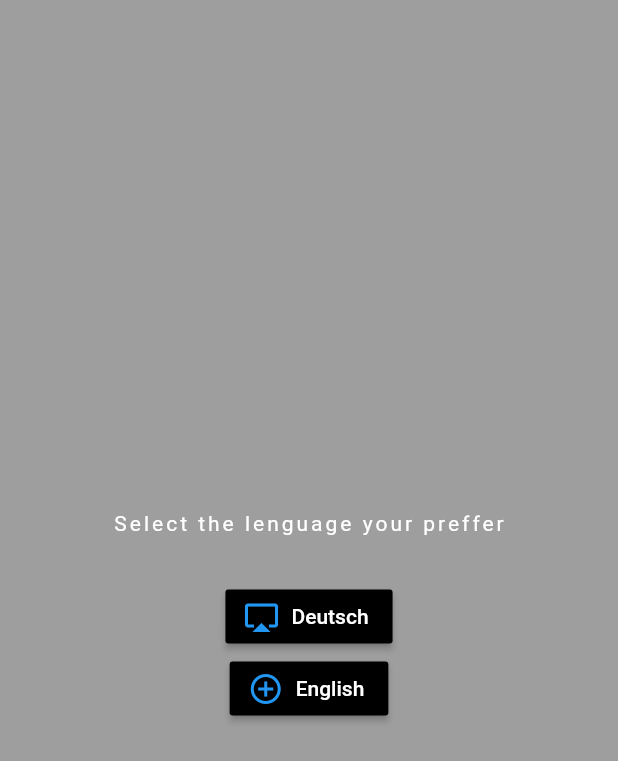
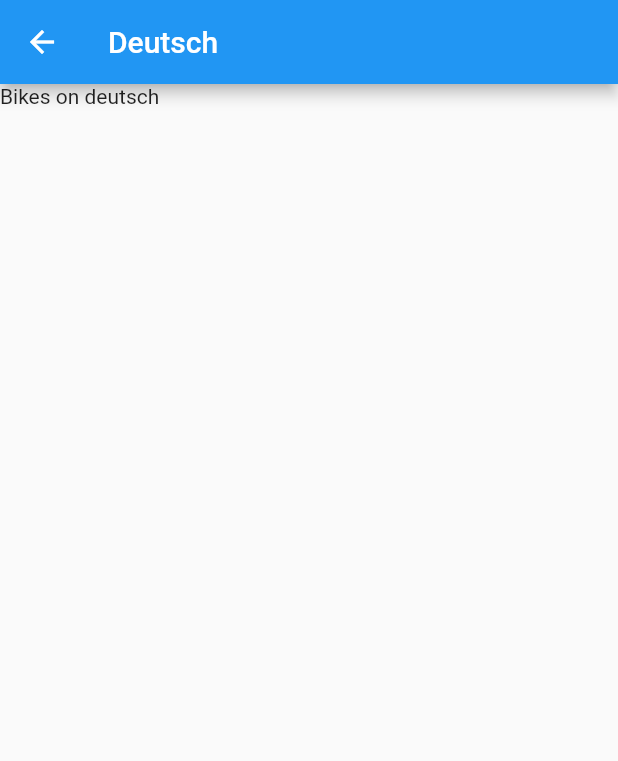
Before and after one commit to jaimecuellar14/flutter-app, a Flutter app: the screen it shows after launch, after a tap on "Deutsch", on a phone screen of 412 x 824 dp. Shown: the top 761 px of the screen. Run offline on Flutter 3.47's test engine with Material 2 defaults, Android fonts, the phone set to English and light mode, and no system bars.

Commit message:
Setting routing

```diff
--- a/lib/main.dart
+++ b/lib/main.dart
@@ -1,8 +1,31 @@
+
 import 'package:flutter/material.dart';
 import 'package:internetstores/pages/home.dart';
+import 'package:internetstores/pages/en/bikes.dart';
+import 'package:internetstores/pages/de/deBikes.dart';
 
 void main() => runApp(
   MaterialApp(
-    home: Home(),
+    onGenerateRoute: Router.generateRoute,
+    initialRoute: '/',
   )
 );
+
+class Router{
+  static Route<dynamic> generateRoute(RouteSettings settings){
+    switch(settings.name){
+      case '/':
+        return MaterialPageRoute(builder: (_)=> Home());
+      case '/bikes-en':
+        return MaterialPageRoute(builder: (_)=>BikeState());
+      case '/bikes-de':
+        return MaterialPageRoute(builder:(_)=>deBikesState());
+      default:
+        return MaterialPageRoute(
+          builder: (_)=> Scaffold(
+            body: Text("Route not found for ${settings.name}"),
+          )
+        );
+    }
+  }
+}
--- /dev/null
+++ b/lib/pages/de/deBikes.dart
@@ -0,0 +1,24 @@
+import 'package:flutter/cupertino.dart';
+import 'package:flutter/material.dart';
+
+class deBikesState extends StatefulWidget{
+  @override
+  State<StatefulWidget> createState() {
+    // TODO: implement createState
+    return new deBikes();
+  }
+}
+
+class deBikes extends State<deBikesState>{
+  @override
+  Widget build(BuildContext context) {
+    // TODO: implement build
+    return Scaffold(
+      appBar: AppBar(
+        title: Text("Deutsch"),
+      ),
+      body: Text("Bikes on deutsch"),
+    );
+  }
+
+}
--- /dev/null
+++ b/lib/pages/en/bikes.dart
@@ -0,0 +1,25 @@
+import 'package:flutter/cupertino.dart';
+import 'package:flutter/material.dart';
+
+class BikeState extends StatefulWidget{
+  @override
+  State<StatefulWidget> createState() {
+    // TODO: implement createState
+    return new Bikes();
+  }
+
+}
+
+class Bikes extends State<BikeState>{
+  @override
+  Widget build(BuildContext context) {
+    // TODO: implement build
+    return Scaffold(
+      appBar: AppBar(
+        title: Text("BIKES"),
+      ),
+      body: Text("bike page"),
+    );
+  }
+
+}
--- a/lib/pages/home.dart
+++ b/lib/pages/home.dart
@@ -3,7 +3,6 @@ import 'package:flutter/material.dart';
 class Home extends StatelessWidget{
   @override
   Widget build(BuildContext context) {
-    // TODO: implement build
     return Scaffold(
       backgroundColor: Colors.grey,
       body: Center(
@@ -15,7 +14,7 @@ class Home extends StatelessWidget{
               child: Text("Select the lenguage your preffer", style: TextStyle(color: Colors.white, letterSpacing: 2),),
             ),
             RaisedButton.icon(
-              onPressed: (){},
+              onPressed: (){Navigator.pushNamed(context, '/bikes-de');},
               color: Colors.black,
               icon: Icon(
                 Icons.airplay,
@@ -24,7 +23,7 @@ class Home extends StatelessWidget{
               label: Text("Deutsch", style:TextStyle(color:Colors.white),)
               ),
             RaisedButton.icon(
-              onPressed: (){},
+              onPressed: (){Navigator.pushNamed(context, '/bikes-en');},
               color: Colors.black,
               icon: Icon(
                 Icons.add_circle_outline,
```
